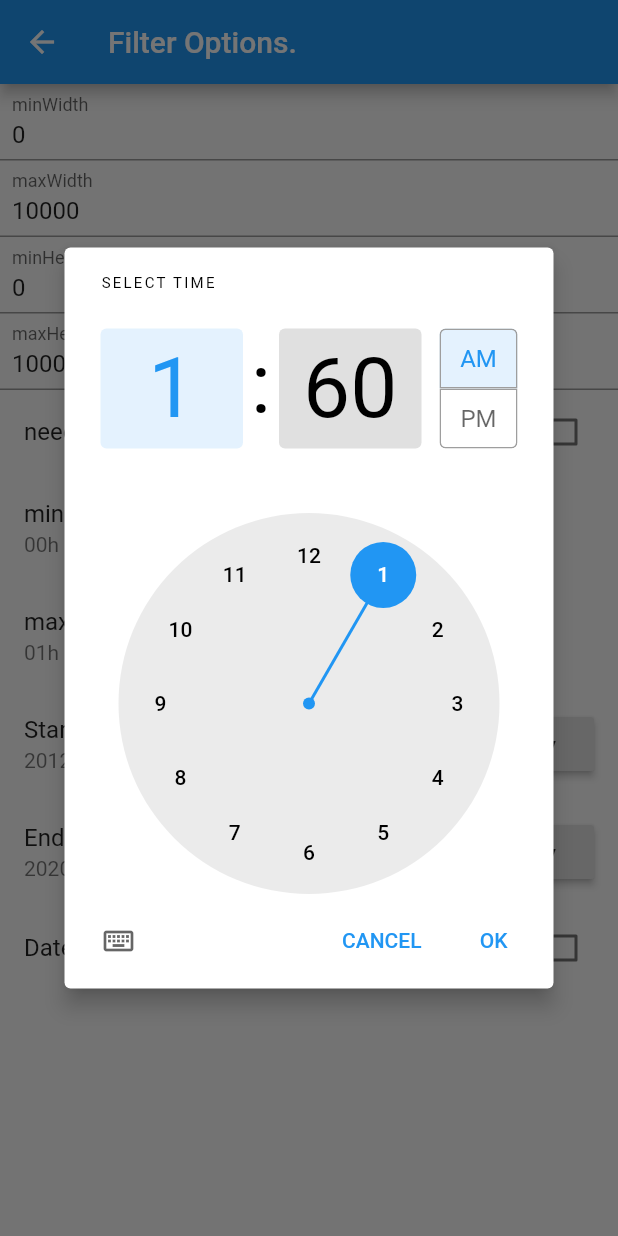
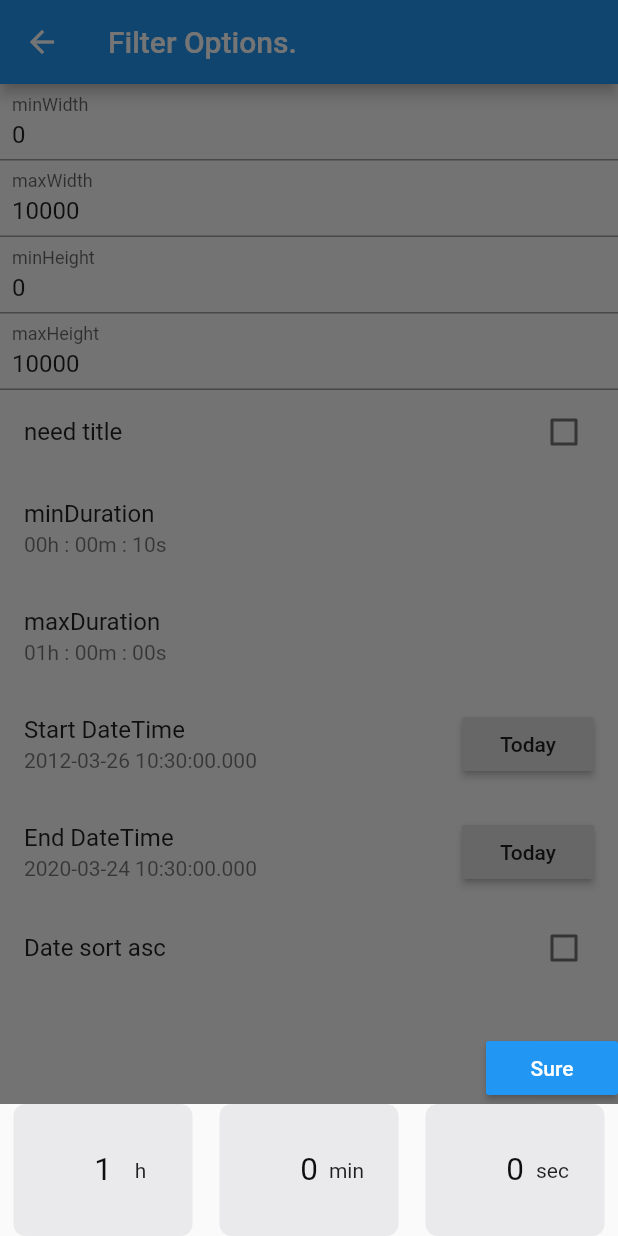
Before and after one commit to fluttercandies/flutter_photo_manager, a Flutter app: the FilterOptionPage screen opened directly, after a tap on "maxDuration", on a phone screen of 412 x 824 dp. Run offline on Flutter 3.47's test engine with Material 2 defaults, Android fonts, the phone set to English and light mode, and no system bars; drawn by our look-alikes of oktoast; our stand-ins replace video_player.

Commit message:
Add a duration picker for example.

```diff
--- a/example/lib/page/filter_option_page.dart
+++ b/example/lib/page/filter_option_page.dart
@@ -1,5 +1,6 @@
 import 'package:flutter/material.dart';
 import 'package:image_scanner_example/model/photo_provider.dart';
+import 'package:image_scanner_example/widget/dialog/duration_picker.dart';
 import 'package:provider/provider.dart';
 
 class FilterOptionPage extends StatefulWidget {
@@ -110,24 +111,25 @@ class _FilterOptionPageState extends State<FilterOptionPage> {
         return ListTile(
           title: Text(title),
           subtitle: Text(
-              "${value.inHours.toString().padLeft(2, '0')}h : ${(value.inMinutes % 60).toString().padLeft(2, '0')}m"),
+              "${value.inHours.toString().padLeft(2, '0')}h : ${(value.inMinutes % 60).toString().padLeft(2, '0')}m : ${(value.inSeconds % 60).toString().padLeft(2, '0')}s"),
           onTap: () async {
-            // final duration = await showDurationPicker(
-            //   context: context,
-            //   initialTime: value,
-            //   snapToMins: 0.5,
-            // );
-            final timeOfDay =
-                TimeOfDay(hour: value.inHours, minute: value.inMinutes);
-            final result =
-                await showTimePicker(context: context, initialTime: timeOfDay);
-            if (result != null) {
-              final duration =
-                  Duration(hours: result.hour, minutes: result.minute);
-              if (duration != null) {
-                onChanged(duration);
-              }
+            final duration = await showCupertinoDurationPicker(
+                context: context, initDuration: value);
+
+            if (duration != null) {
+              onChanged(duration);
             }
+            // final timeOfDay =
+            //     TimeOfDay(hour: value.inHours, minute: value.inMinutes);
+            // final result =
+            //     await showTimePicker(context: context, initialTime: timeOfDay);
+            // if (result != null) {
+            //   final duration =
+            //       Duration(hours: result.hour, minutes: result.minute);
+            //   if (duration != null) {
+            //     onChanged(duration);
+            //   }
+            // }
           },
         );
       },
--- /dev/null
+++ b/example/lib/widget/dialog/duration_picker.dart
@@ -0,0 +1,157 @@
+import 'package:flutter/cupertino.dart';
+import 'package:flutter/material.dart';
+
+class DurationPicker extends StatefulWidget {
+  final Duration initDuration;
+
+  const DurationPicker({
+    Key key,
+    this.initDuration,
+  }) : super(key: key);
+
+  @override
+  _DurationPickerState createState() => _DurationPickerState();
+}
+
+class _DurationPickerState extends State<DurationPicker> {
+  int hours;
+  int minutes;
+  int seconds;
+
+  @override
+  void initState() {
+    super.initState();
+
+    final duration = widget.initDuration;
+    hours = duration.inMicroseconds ~/ Duration.microsecondsPerHour;
+    minutes = duration.inMicroseconds ~/ Duration.microsecondsPerMinute % 60;
+    seconds = duration.inMicroseconds ~/ Duration.microsecondsPerSecond % 60;
+
+    print(hours);
+    print(minutes);
+    print(seconds);
+  }
+
+  @override
+  Widget build(BuildContext context) {
+    return SafeArea(
+      child: Align(
+        alignment: Alignment.bottomCenter,
+        child: Column(
+          mainAxisSize: MainAxisSize.min,
+          children: <Widget>[
+            Align(
+              alignment: Alignment.topRight,
+              child: Material(
+                color: Colors.transparent,
+                child: RaisedButton(
+                  padding: const EdgeInsets.all(0),
+                  color: Theme.of(context).primaryColor,
+                  onPressed: () {
+                    Navigator.pop(
+                      context,
+                      Duration(
+                          hours: hours, minutes: minutes, seconds: seconds),
+                    );
+                  },
+                  child: Text(
+                    "Sure",
+                    style: TextStyle(color: Colors.white, fontSize: 14),
+                  ),
+                ),
+              ),
+            ),
+            Material(
+              child: Container(
+                height: 88,
+                child: Row(
+                  mainAxisSize: MainAxisSize.min,
+                  children: <Widget>[
+                    _buildPicker(
+                      title: "h",
+                      currentValue: hours,
+                      max: 23,
+                      valueChanged: (int value) {
+                        hours = value;
+                        changeDuration();
+                      },
+                    ),
+                    _buildPicker(
+                        title: "min",
+                        currentValue: minutes,
+                        max: 59,
+                        valueChanged: (int value) {
+                          minutes = value;
+                          changeDuration();
+                        }),
+                    _buildPicker(
+                        title: "sec",
+                        currentValue: seconds,
+                        max: 59,
+                        valueChanged: (value) {
+                          seconds = value;
+                          changeDuration();
+                        }),
+                  ],
+                ),
+              ),
+            ),
+          ],
+        ),
+      ),
+    );
+  }
+
+  void changeDuration() {
+    setState(() {});
+  }
+
+  Widget _buildPicker({
+    String title,
+    int currentValue,
+    int max,
+    ValueChanged<int> valueChanged,
+  }) {
+    return Expanded(
+        child: Stack(
+      children: <Widget>[
+        CupertinoPicker.builder(
+          scrollController:
+              FixedExtentScrollController(initialItem: currentValue),
+          itemExtent: 88,
+          childCount: max + 1,
+          onSelectedItemChanged: (value) {
+            valueChanged(value);
+          },
+          itemBuilder: (context, index) {
+            return Center(
+              child: Text(index.toString()),
+            );
+          },
+        ),
+        IgnorePointer(
+          child: Center(
+            child: Padding(
+              padding: const EdgeInsets.only(left: 50.0),
+              child: Text(title),
+            ),
+          ),
+        ),
+      ],
+    ));
+  }
+}
+
+Future<Duration> showCupertinoDurationPicker({
+  @required BuildContext context,
+  @required Duration initDuration,
+}) {
+  return showDialog(
+    context: context,
+    builder: (ctx) {
+      return DurationPicker(
+        initDuration: initDuration,
+      );
+    },
+  );
+}
```
